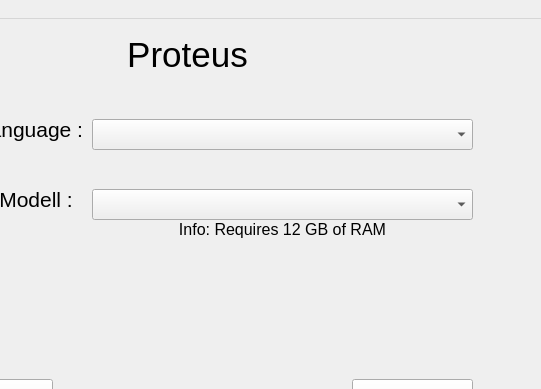
Qt form windows/mainwindow.ui (AntraXXXx/ProteusManager) before a commit; both pictures show x 168 to 709 and y 0 to 389 of the 709 by 509 pixel window.
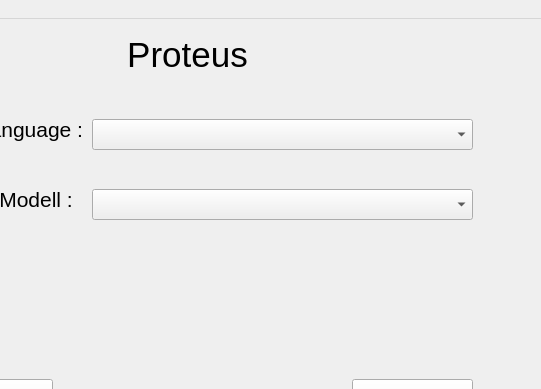
The same form after that commit.

Commit message: #5 implemented dropdown with available ai-models on the device

Patch:
```diff
--- a/windows/mainwindow.ui
+++ b/windows/mainwindow.ui
@@ -120,27 +120,6 @@
      </rect>
     </property>
    </widget>
-   <widget class="QLabel" name="label_InfoAiModell">
-    <property name="geometry">
-     <rect>
-      <x>260</x>
-      <y>200</y>
-      <width>381</width>
-      <height>20</height>
-     </rect>
-    </property>
-    <property name="font">
-     <font>
-      <pointsize>12</pointsize>
-     </font>
-    </property>
-    <property name="text">
-     <string>Info: Requires 12 GB of RAM</string>
-    </property>
-    <property name="alignment">
-     <set>Qt::AlignmentFlag::AlignCenter</set>
-    </property>
-   </widget>
   </widget>
   <widget class="QMenuBar" name="menubar">
    <property name="geometry">
```
